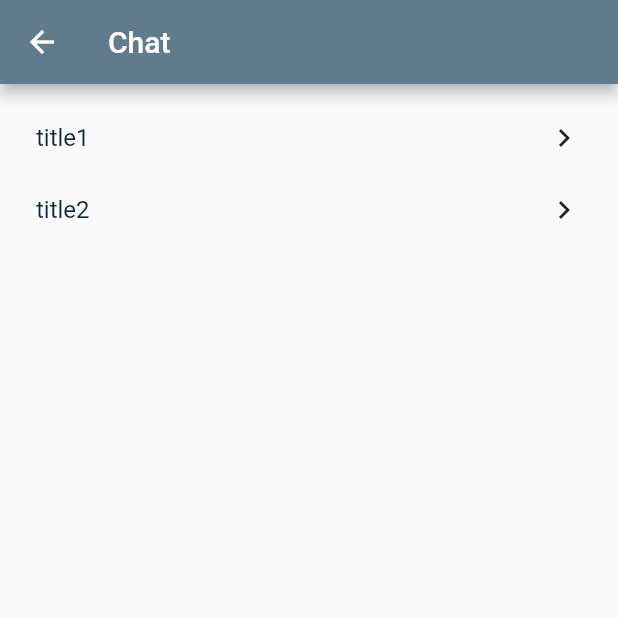
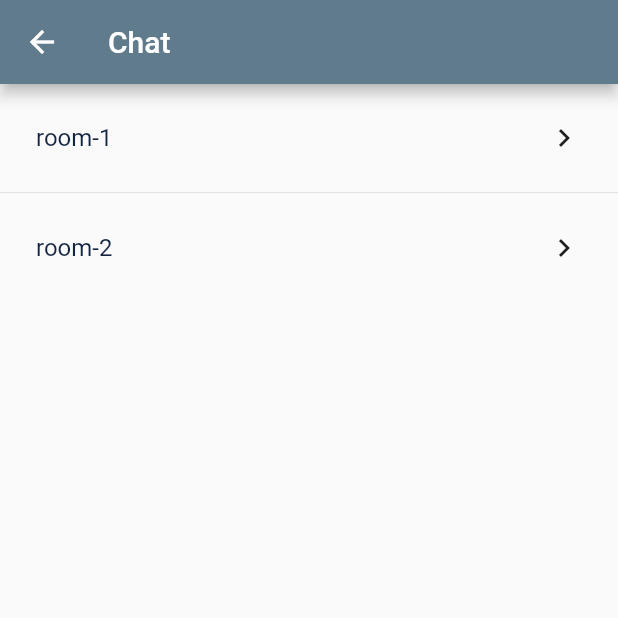
Before and after one commit to nakapon9517/flutter_example, a Flutter app: the ChatScreen screen opened directly, on a phone screen of 412 x 824 dp, the top half of it. Run offline on Flutter 3.47's test engine with Material 2 defaults, Android fonts, the phone set to English and light mode, and no system bars; our stand-ins replace carousel_slider, file_picker, flutter_chat_types, flutter_chat_ui, image_picker, open_file and 1 more; accounts and stored records are empty.

Commit message:
chat fix

```diff
--- a/lib/repositories/room_repository.dart
+++ b/lib/repositories/room_repository.dart
@@ -10,9 +10,9 @@ class RoomRepository {
 }
 
 List<Room> rooms = [
-  Room('room-id-1', Role.admin, 'title1', messages, DateTime.now(),
+  Room('room-id-1', Role.admin, 'room-1', messages, DateTime.now(),
       DateTime.now()),
-  Room('room-id-2', Role.admin, 'title2', messages, DateTime.now(),
+  Room('room-id-2', Role.admin, 'room-2', messages, DateTime.now(),
       DateTime.now()),
 ];
 
--- a/lib/screens/chat/widgets/room_list_widget.dart
+++ b/lib/screens/chat/widgets/room_list_widget.dart
@@ -14,16 +14,12 @@ class RoomList extends StatefulWidget {
 class _RoomListState extends State<RoomList> {
   @override
   Widget build(BuildContext context) {
-    return Container(
-      padding: const EdgeInsets.all(defaultPadding),
-      child: ListView.builder(
+    return ListView.separated(
+      separatorBuilder: (context, index) {
+        return const Divider(height: 1);
+      },
       itemBuilder: (context, index) {
-          return Container(
-            padding: const EdgeInsets.symmetric(
-              vertical: defaultPadding,
-              horizontal: defaultPadding,
-            ),
-            child: GestureDetector(
+        return GestureDetector(
           onTap: () {
             Navigator.push(
               context,
@@ -32,6 +28,12 @@ class _RoomListState extends State<RoomList> {
               ),
             );
           },
+          child: Container(
+            color: Theme.of(context).scaffoldBackgroundColor,
+            padding: const EdgeInsets.symmetric(
+              vertical: defaultPadding * 2,
+              horizontal: defaultPadding * 2,
+            ),
             child: Row(
               mainAxisAlignment: MainAxisAlignment.spaceBetween,
               children: [
@@ -48,7 +50,6 @@ class _RoomListState extends State<RoomList> {
         );
       },
       itemCount: widget.rooms.length,
-      ),
     );
   }
 }
```
Also changed, not shown: lib/screens/chat/widgets/message_widget.dart (+10 -2 lines). Lines whose indentation alone changed are shown as unchanged.
